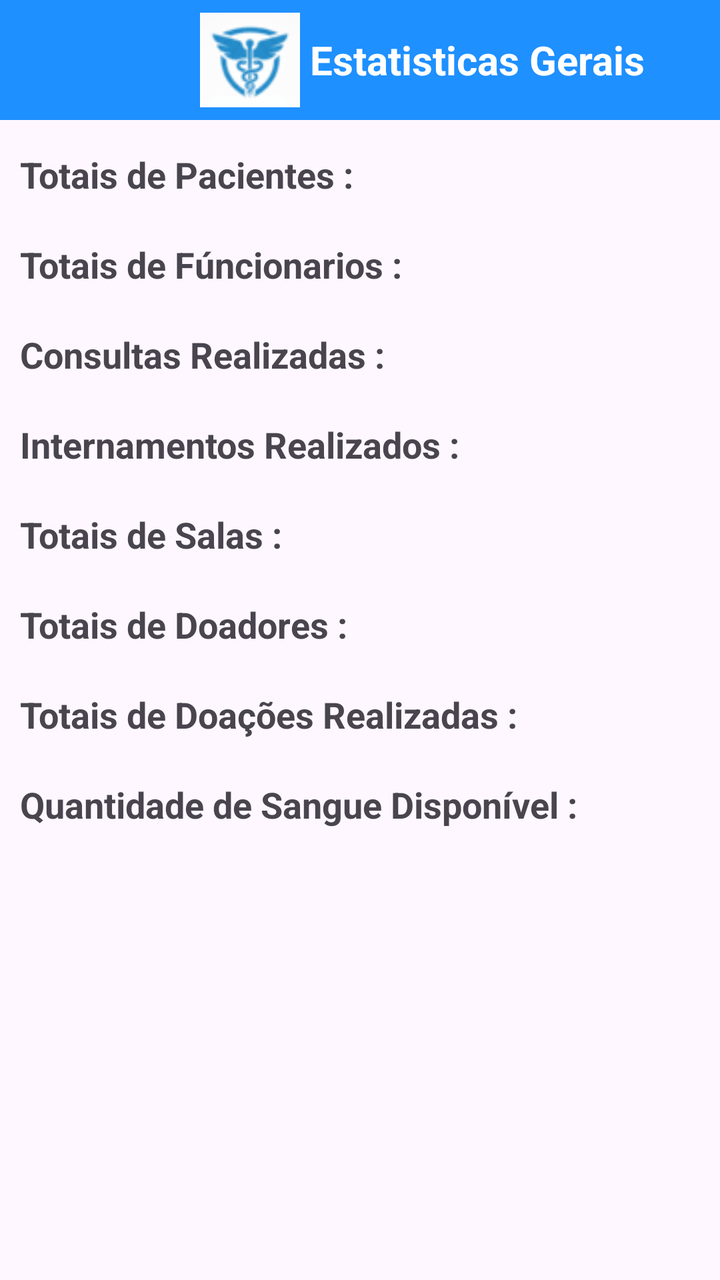
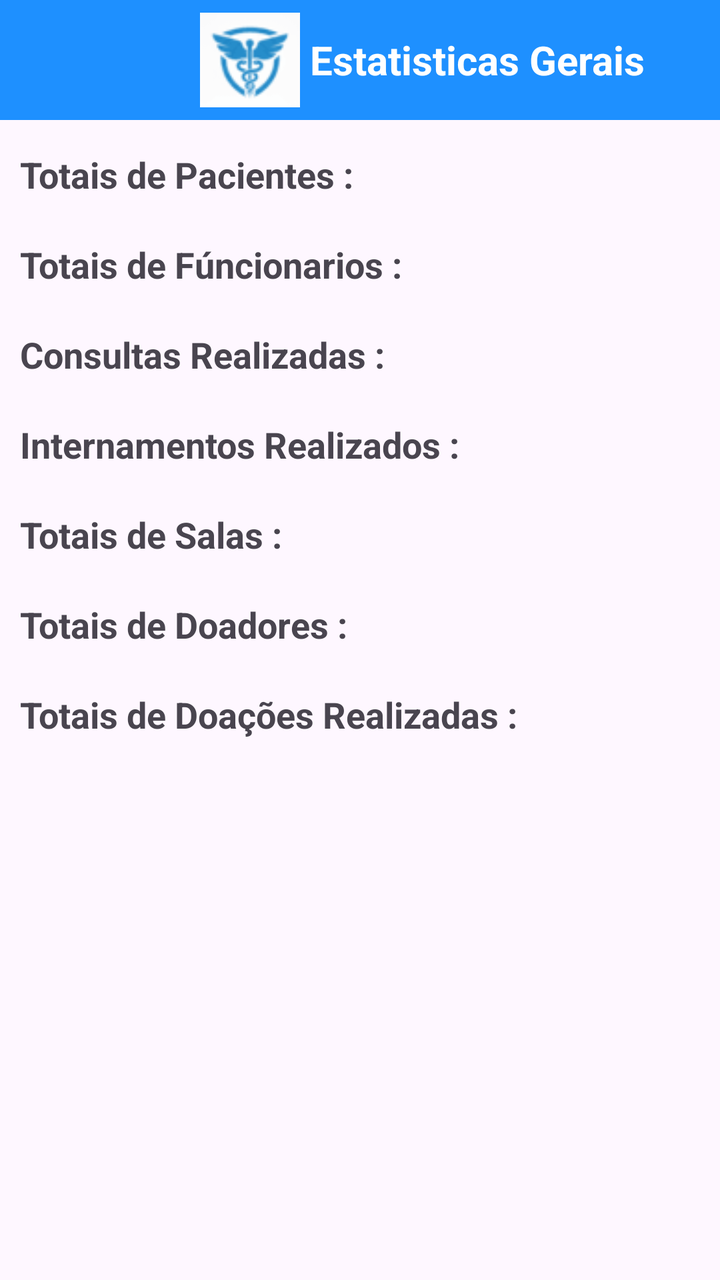

Screens rendered from an Android XML layout before and after an edit, with the pre-edit source and the edit as a unified diff.
<!-- AndroidManifest.xml: application theme Theme.ProjetoGrupoHospital -->
<!-- res/layout/activity_estatisticas.xml -->
<?xml version="1.0" encoding="utf-8"?>
<LinearLayout xmlns:android="http://schemas.android.com/apk/res/android"
    xmlns:app="http://schemas.android.com/apk/res-auto"
    xmlns:tools="http://schemas.android.com/tools"
    android:id="@+id/main"
    android:layout_width="match_parent"
    android:layout_height="match_parent"
    android:orientation="vertical"
    tools:context=".EstatisticasActivity">

    <LinearLayout
        android:layout_width="match_parent"
        android:layout_height="60dp"
        android:orientation="horizontal"
        android:background="#1E90FF">

        <ImageView
            android:layout_marginLeft="100dp"
            android:layout_width="50dp"
            android:layout_height="50dp"
            android:layout_gravity="center"
            android:src="@drawable/logotipo_estatisticas"
            >

        </ImageView>

        <TextView

            android:layout_marginLeft="5dp"
            android:layout_width="180dp"
            android:layout_height="wrap_content"
            android:text="Estatisticas Gerais "
            android:layout_gravity="center"
            android:textStyle="bold"
            android:textSize="20dp"
            android:textColor="@color/white">
        </TextView>

    </LinearLayout>

    <LinearLayout

        android:layout_marginTop="15dp"
        android:layout_width="match_parent"
        android:layout_height="30dp"
        android:orientation="horizontal">

        <TextView

            android:layout_marginLeft="10dp"
            android:layout_width="wrap_content"
            android:layout_height="wrap_content"
            android:text="Totais de Pacientes :"
            android:textStyle="bold"
            android:textSize="18sp">

        </TextView>

        <TextView
            android:id="@+id/totalP"
            android:layout_marginLeft="5dp"
            android:layout_width="50dp"
            android:layout_height="19dp"
            >

        </TextView>

    </LinearLayout>

    <LinearLayout
        android:layout_marginTop="15dp"
        android:layout_width="match_parent"
        android:layout_height="30dp"
        android:orientation="horizontal">

        <TextView

            android:layout_marginLeft="10dp"
            android:layout_width="wrap_content"
            android:layout_height="wrap_content"
            android:text="Totais de Fúncionarios :"
            android:textStyle="bold"
            android:textSize="18sp">

        </TextView>

        <TextView
            android:id="@+id/totalF"
            android:layout_marginLeft="5dp"
            android:layout_width="50dp"
            android:layout_height="19dp"
            >

        </TextView>

    </LinearLayout>

    <LinearLayout

        android:layout_marginTop="15dp"
        android:layout_width="match_parent"
        android:layout_height="30dp"
        android:orientation="horizontal">

        <TextView

            android:layout_marginLeft="10dp"
            android:layout_width="wrap_content"
            android:layout_height="wrap_content"
            android:text="Consultas Realizadas :"
            android:textStyle="bold"
            android:textSize="18sp">

        </TextView>

        <TextView
            android:id="@+id/totalR"
            android:layout_marginLeft="5dp"
            android:layout_width="50dp"
            android:layout_height="19dp"
          >

        </TextView>

    </LinearLayout>

    <LinearLayout
        android:layout_marginTop="15dp"
        android:layout_width="match_parent"
        android:layout_height="30dp"
        android:orientation="horizontal">

        <TextView

            android:layout_marginLeft="10dp"
            android:layout_width="wrap_content"
            android:layout_height="wrap_content"
            android:text="Internamentos Realizados :"
            android:textStyle="bold"
            android:textSize="18sp">

        </TextView>

        <TextView
            android:id="@+id/totalIR"
            android:layout_marginLeft="5dp"
            android:layout_width="50dp"
            android:layout_height="19dp"
  >

        </TextView>

    </LinearLayout>

    <LinearLayout
        android:layout_marginTop="15dp"
        android:layout_width="match_parent"
        android:layout_height="30dp"
        android:orientation="horizontal">

        <TextView

            android:layout_marginLeft="10dp"
            android:layout_width="wrap_content"
            android:layout_height="wrap_content"
            android:text="Totais de Salas :"
            android:textStyle="bold"
            android:textSize="18sp">

        </TextView>

        <TextView
            android:id="@+id/totalS"
            android:layout_marginLeft="5dp"
            android:layout_width="50dp"
            android:layout_height="19dp"
            >

        </TextView>

    </LinearLayout>

    <LinearLayout
        android:layout_marginTop="15dp"
        android:layout_width="match_parent"
        android:layout_height="30dp"
        android:orientation="horizontal">

        <TextView

            android:layout_marginLeft="10dp"
            android:layout_width="wrap_content"
            android:layout_height="wrap_content"
            android:text="Totais de Doadores :"
            android:textStyle="bold"
            android:textSize="18sp">

        </TextView>

        <TextView
            android:id="@+id/totalD"
            android:layout_marginLeft="5dp"
            android:layout_width="50dp"
            android:layout_height="19dp"
         >

        </TextView>

    </LinearLayout>

    <LinearLayout
        android:layout_marginTop="15dp"
        android:layout_width="match_parent"
        android:layout_height="30dp"
        android:orientation="horizontal">

        <TextView

            android:layout_marginLeft="10dp"
            android:layout_width="wrap_content"
            android:layout_height="wrap_content"
            android:text="Totais de Doações Realizadas :"
            android:textStyle="bold"
            android:textSize="18sp">

        </TextView>

        <TextView
            android:id="@+id/totalDR"
            android:layout_marginLeft="5dp"
            android:layout_width="50dp"
            android:layout_height="19dp"
       >

        </TextView>

    </LinearLayout>

    <LinearLayout
        android:layout_marginTop="15dp"
        android:layout_width="match_parent"
        android:layout_height="30dp"
        android:orientation="horizontal">

        <TextView

            android:layout_marginLeft="10dp"
            android:layout_width="wrap_content"
            android:layout_height="wrap_content"
            android:text="Quantidade de Sangue Disponível :"
            android:textStyle="bold"
            android:textSize="18sp">

        </TextView>

        <TextView
            android:id="@+id/TotalQSD"
            android:layout_marginLeft="5dp"
            android:layout_width="50dp"
            android:layout_height="19dp"
      >

        </TextView>

    </LinearLayout>



</LinearLayout>
<!-- resources referenced by this layout -->
<resources>
  <color name="white">#FFFFFFFF</color>
  <!-- drawable logotipo_estatisticas: png bitmap (drawable, 903 bytes) -->
  <style name="Theme.ProjetoGrupoHospital" parent="Base.Theme.ProjetoGrupoHospital" />
  <style name="Base.Theme.ProjetoGrupoHospital" parent="Theme.Material3.DayNight.NoActionBar">
          
          
      </style>
</resources>

<!-- the commit's change to res/layout/activity_estatisticas.xml (unified diff, before → after) -->
@@ -236,34 +236,6 @@
 
     </LinearLayout>
 
-    <LinearLayout
-        android:layout_marginTop="15dp"
-        android:layout_width="match_parent"
-        android:layout_height="30dp"
-        android:orientation="horizontal">
-
-        <TextView
-
-            android:layout_marginLeft="10dp"
-            android:layout_width="wrap_content"
-            android:layout_height="wrap_content"
-            android:text="Quantidade de Sangue Disponível :"
-            android:textStyle="bold"
-            android:textSize="18sp">
-
-        </TextView>
-
-        <TextView
-            android:id="@+id/TotalQSD"
-            android:layout_marginLeft="5dp"
-            android:layout_width="50dp"
-            android:layout_height="19dp"
-      >
-
-        </TextView>
-
-    </LinearLayout>
-
 
 
 </LinearLayout>
